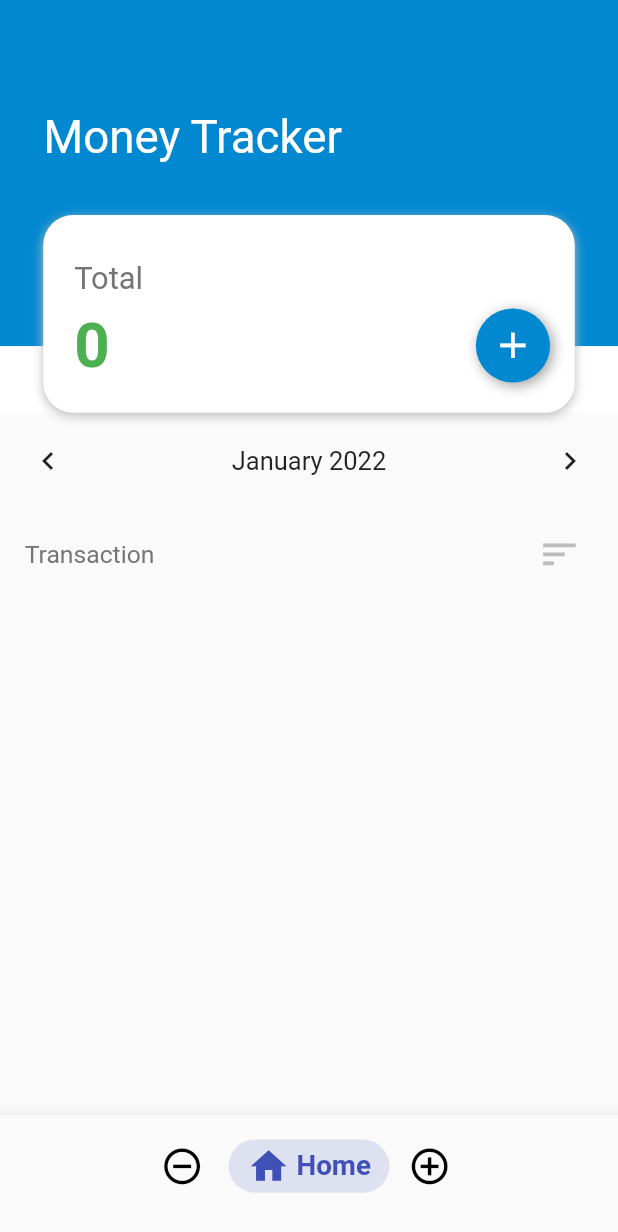
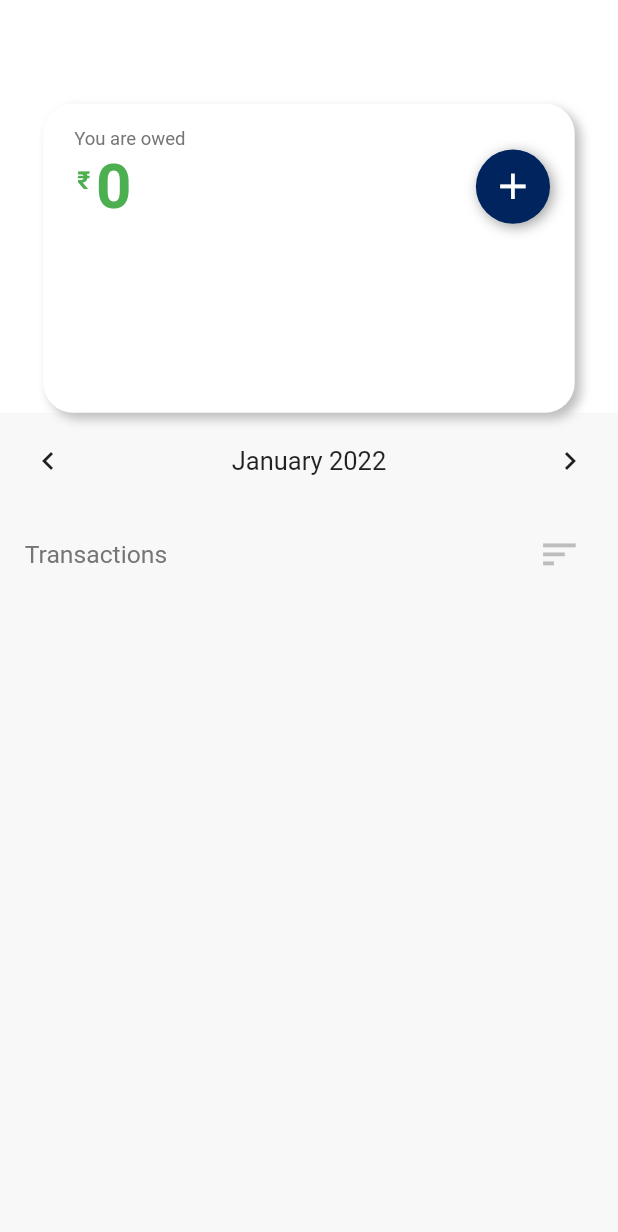
Before and after one commit to aniruddhabaidya296/money_tracker, a Flutter app: the InitialPage screen opened directly, on a phone screen of 412 x 824 dp. Shown: the top 1232 px of the screen. Run offline on Flutter 3.47's test engine with Material 2 defaults, Android fonts, the phone set to English and light mode, and no system bars; drawn by our look-alikes of table_calendar; our stand-ins replace getwidget, sqflite; accounts and stored records are empty.

Commit message:
ios commit

```diff
--- /dev/null
+++ b/flutter_launcher_icons.yaml
@@ -0,0 +1,6 @@
+flutter_icons:
+  image_path: "dev_assets/logo.png"
+  android: true
+  ios: true
+  adaptive_icon_background: "#FFFFFF" #"#00BCD4"
+  adaptive_icon_foreground: "dev_assets/logo.png"
--- a/lib/components/animated_bottom_nav_bar.dart
+++ b/lib/components/animated_bottom_nav_bar.dart
@@ -5,12 +5,14 @@ class AnimatedBottomBar extends StatefulWidget {
   final Duration animationDuration;
   final Function onBarTap;
   final BarStyle barStyle;
+  final int selectedBarIndex;
 
   AnimatedBottomBar(
       {this.barItems,
       this.animationDuration = const Duration(milliseconds: 500),
       this.onBarTap,
-      this.barStyle});
+      this.barStyle,
+      this.selectedBarIndex});
 
   @override
   _AnimatedBottomBarState createState() => _AnimatedBottomBarState();
@@ -47,7 +49,7 @@ class _AnimatedBottomBarState extends State<AnimatedBottomBar>
     List<Widget> _barItems = [];
     for (int i = 0; i < widget.barItems.length; i++) {
       BarItem item = widget.barItems[i];
-      bool isSelected = selectedBarIndex == i;
+      bool isSelected = i == widget.selectedBarIndex;
       _barItems.add(InkWell(
         splashColor: Colors.transparent,
         onTap: () {
--- /dev/null
+++ b/lib/constants/colors.dart
@@ -0,0 +1,54 @@
+import 'package:flutter/material.dart';
+import 'package:flutter/widgets.dart';
+
+class COLORS {
+  static const Color primary = Color(0xff99CCFF);
+  static const Color deepBlue = Color(0xff00245e);
+  static const Color orangeMedium = Color(0xffFF4112);
+  static const Color orangeLight = Color(0xffE6881C);
+  static const Color orangishBrown = Color(0xff66291A);
+  static const Color orangishbrownLight = Color(0xff4D2E27);
+  static const Color orangishBrownDark = Color(0xff2E1F1C);
+  static const Color orangeExtraLight = Color(0xffFA633F);
+  static const Color leafGreen = Color(0xff93D94B);
+  static const Color greenExtraLight = Color(0xff96D952);
+  static const Color greenLight = Color(0xff85C24C);
+  static const Color greenMedium = Color(0xff6EA13F);
+  static const Color sapGreenLight = Color(0xff345218);
+  static const Color offGreen = Color(0xff40B33E);
+  static const Color greenMoss = Color(0xff469100);
+  static const Color sapGreenMediumLight = Color(0xff1C2910);
+  static const Color sapGreenDark = Color(0xff111A0A);
+  static const Color green = Color(0xff0FCC0C);
+  static const Color saffronLight = Color(0xffF7B468);
+  static const Color yellowOchreLight = Color(0xffF7A64A);
+  static const Color yelllowOchre = Color(0xffF6921E);
+  static const Color lemonYellow = Color(0xffE6E039);
+  static const Color yellowishBrown = Color(0xff331B00);
+  static const Color yellowishBrownDark = Color(0xff1A0F03);
+  static const Color pinkLight = Color(0xffF76868);
+  static const Color pinkExtraLight = Color(0xffFFEFDC);
+  static const Color pinkMedium = Color(0xffF74A4A);
+  static const Color offRed = Color(0xffD92C21);
+  static const Color reddishBrown = Color(0xff4D0000);
+  static const Color reddishBrownMedium = Color(0xff330000);
+  static const Color reddishBrownDark = Color(0xff210000);
+  static const Color black = Color(0xff000000);
+  static const Color sapGreenMedium = Color(0xff111A0A);
+  static const Color blackMedium = Color(0xff1A1A1A);
+  static const Color greyDark = Color(0xff333333);
+  static const Color greyMedium = Color(0xff4D4D4D);
+  static const Color greyExtraLight = Color(0xffEBEBEB);
+  // static const Color greyMediumExtraLight = Color(0xff000029); //#00000029
+  static const Color greyLight = Color(0xff7A7A7A);
+  static const Color offWhite = Color(0xffF8F8F8);
+  static const Color greyMediumLight = Color(0xffCFCFCF);
+  static const Color greyXExtraLight = Color(0xfff5f5f5);
+  static const Color white = Color(0xffFFFFFF);
+  static const Color deepRed = Color(0xffCC1919);
+  static const Color red = Colors.red;
+  static const Color redMedium = Color(0xffFF1212);
+  static const Color reddishBrownLight = Color(0xff661A1A);
+  static const Color greyishBrownLight = Color(0xff4D2727);
+  static const Color greysishBrown = Color(0xff2E1C1C);
+}
--- a/lib/screen/home_page.dart
+++ b/lib/screen/home_page.dart
@@ -6,7 +6,9 @@ import 'package:flutter/cupertino.dart';
 import 'package:flutter/material.dart';
 import 'package:flutter/rendering.dart';
 import 'package:intl/intl.dart';
+import 'package:money_tracker/constants/colors.dart';
 import 'package:money_tracker/constants/custom_log.dart';
+import 'package:money_tracker/constants/size_config.dart';
 import 'package:table_calendar/table_calendar.dart';
 
 import '../helper/transaction_helper.dart';
@@ -134,6 +136,7 @@ class _HomePageState extends State<HomePage> {
 
     _allTransactionMonth(formattedDate);
     return Scaffold(
+      backgroundColor: COLORS.offWhite,
       key: _scafoldKey,
       body: SingleChildScrollView(
         primary: false,
@@ -158,37 +161,38 @@ class _HomePageState extends State<HomePage> {
                       width: double.infinity,
                       height: height * 0.28, //250,
                       decoration: BoxDecoration(
-                        color: Colors.lightBlue[700], //Colors.indigo[400],
+                          // color: Colors.lightBlue[700], //Colors.indigo[400],
                           )),
                 ),
-                Positioned(
-                  top: width * 0.18, //70
-                  left: width * 0.07, //30,
-                  child: Text(
-                    "Money Tracker",
-                    style: TextStyle(
-                        color: Colors.white, fontSize: width * 0.074 //30
-                        ),
-                  ),
-                ),
+                // Positioned(
+                //   top: width * 0.18, //70
+                //   left: width * 0.07, //30,
+                //   child: Text(
+                //     "Money Tracker",
+                //     style: TextStyle(
+                //         color: Colors.white, fontSize: width * 0.074 //30
+                //         ),
+                //   ),
+                // ),
                 Positioned(
                   bottom: 0,
                   left: width * 0.07, // 30,
                   right: width * 0.07, // 30,
                   child: Container(
-                    height: height * 0.16, //150,
+                    height: height * 0.25, //150,
                     width: width * 0.1, // 70,
                     decoration: BoxDecoration(
-                        color: Colors.white,
+                      color: COLORS.white,
                       borderRadius: BorderRadius.circular(20),
                       boxShadow: [
                         BoxShadow(
                             color: Colors.grey[400],
                             blurRadius: 5,
-                              offset: Offset(0, 2))
-                        ]),
+                            offset: Offset(4, 4))
+                      ],
+                    ),
                     child: Column(
-                      mainAxisAlignment: MainAxisAlignment.center,
+                      mainAxisAlignment: MainAxisAlignment.start,
                       crossAxisAlignment: CrossAxisAlignment.start,
                       mainAxisSize: MainAxisSize.min,
                       children: <Widget>[
@@ -196,22 +200,54 @@ class _HomePageState extends State<HomePage> {
                           padding: EdgeInsets.only(
                             left: width * 0.05,
                             top: width * 0.04,
-                            bottom: width * 0.02,
+                            // bottom: width * 0.02,
                           ),
                           child: Text(
-                            "Total",
+                            netTotal.startsWith("-")
+                                ? "You owe"
+                                : "You are owed",
                             style: TextStyle(
                               color: Colors.grey[600],
-                                fontSize: width * 0.05),
+                              fontSize: SizeConfig.blockWidth * 3,
+                            ),
                           ),
                         ),
                         Row(
                           crossAxisAlignment: CrossAxisAlignment.center,
                           mainAxisAlignment: MainAxisAlignment.spaceBetween,
                           children: <Widget>[
-                            Padding(
-                              padding: EdgeInsets.only(left: width * 0.05),
+                            RichText(
+                              overflow: TextOverflow.ellipsis,
+                              text: TextSpan(
+                                children: [
+                                  WidgetSpan(
+                                    child: Transform.translate(
+                                      offset: const Offset(2, -4),
+                                      child: Padding(
+                                        padding:
+                                            EdgeInsets.only(left: width * 0.05),
                                         child: Container(
+                                          // width: width * 0.6,
+                                          child: Text(
+                                            "\u20b9",
+                                            style: TextStyle(
+                                              color: netTotal.startsWith("-")
+                                                  ? Colors.red
+                                                  : Colors.green,
+                                              fontWeight: FontWeight.bold,
+                                              fontSize:
+                                                  SizeConfig.blockWidth * 4,
+                                              //width * 0.1 //_saldoTamanho(saldoAtual)
+                                            ),
+                                          ),
+                                        ),
+                                      ),
+                                    ),
+                                  ),
+                                ],
+                              ),
+                            ),
+                            Container(
                               width: width * 0.6,
                               child: Text(
                                 netTotal,
@@ -223,7 +259,6 @@ class _HomePageState extends State<HomePage> {
                                   fontWeight: FontWeight.bold,
                                   fontSize: _fontSize(netTotal),
                                   //width * 0.1 //_saldoTamanho(saldoAtual)
-                                  ),
                                 ),
                               ),
                             ),
@@ -242,8 +277,7 @@ class _HomePageState extends State<HomePage> {
                                   width: width * 0.12,
                                   height: width * 0.12, //65,
                                   decoration: BoxDecoration(
-                                      color: Colors
-                                          .lightBlue[700], //Colors.indigo[400],
+                                      color: COLORS.deepBlue, //Colors.indigo[400],
                                       borderRadius: BorderRadius.circular(50),
                                       boxShadow: [
                                         BoxShadow(
@@ -301,7 +335,7 @@ class _HomePageState extends State<HomePage> {
                 mainAxisAlignment: MainAxisAlignment.spaceBetween,
                 children: <Widget>[
                   Text(
-                    "Transaction",
+                    "Transactions",
                     style: TextStyle(
                         color: Colors.grey[600], fontSize: width * 0.04),
                   ),
@@ -365,10 +399,10 @@ class _HomePageState extends State<HomePage> {
                       background: Container(
                         padding: EdgeInsets.only(right: 10, top: width * 0.04),
                         alignment: Alignment.topRight,
-                        color: Colors.red,
+                        // color: Colors.red,
                         child: Icon(
                           Icons.delete_outline,
-                          color: Colors.white,
+                          color: Colors.red,
                           size: width * 0.07,
                         ),
                       ),
--- a/lib/screen/initial_page.dart
+++ b/lib/screen/initial_page.dart
@@ -1,6 +1,7 @@
 import 'package:money_tracker/Helper/transaction_helper.dart';
 import 'package:money_tracker/components/animated_bottom_nav_bar.dart';
 import 'package:money_tracker/components/card_transaction_item.dart';
+import 'package:money_tracker/constants/colors.dart';
 import 'package:money_tracker/screen/taken.dart';
 import 'package:money_tracker/screen/home_page.dart';
 import 'package:money_tracker/screen/given.dart';
@@ -18,17 +19,17 @@ class InitialPage extends StatefulWidget {
   final List<BarItem> barItems = [
     BarItem(
       text: "Taken",
-      iconData: Icons.remove_circle_outline,
+      iconData: Icons.arrow_downward,
       color: Colors.pinkAccent,
     ),
     BarItem(
-      text: "Home",
-      iconData: Icons.home,
-      color: Colors.indigo,
+      text: "All",
+      iconData: Icons.receipt,
+      color: COLORS.deepBlue,
     ),
     BarItem(
       text: "Given",
-      iconData: Icons.add_circle_outline,
+      iconData: Icons.arrow_upward,
       color: Colors.teal,
     ),
     /*BarItem(
@@ -82,14 +83,17 @@ class _InitialPageState extends State<InitialPage> {
           customLog("dis.primaryVelocity is ${dis.primaryVelocity}");
           if (dis.primaryVelocity > 0) {
             //User swiped from left to right
-            if (selectedBarIndex > 2) {
+            customLog("User swiped from left to right.Previous SI is $selectedBarIndex");
+            if (selectedBarIndex > 0) {
               setState(() {
                 selectedBarIndex--;
               });
             }
           } else if (dis.primaryVelocity < 0) {
             //User swiped from right to left
-            if (selectedBarIndex < 0) {
+            customLog("User swiped from right to left.Previous SI is $selectedBarIndex");
+
+            if (selectedBarIndex < 2) {
               setState(() {
                 selectedBarIndex++;
               });
@@ -98,16 +102,21 @@ class _InitialPageState extends State<InitialPage> {
         },
         child: tabs[selectedBarIndex],
       ),
-      bottomNavigationBar: AnimatedBottomBar(
-        barItems: widget.barItems,
-        animationDuration: const Duration(milliseconds: 150),
-        barStyle: BarStyle(fontSize: width * 0.045, iconSize: width * 0.07),
-        onBarTap: (index) {
-          setState(() {
-            selectedBarIndex = index;
-          });
-        },
-      ),
+      // bottomNavigationBar: AnimatedBottomBar(
+      //   barItems: widget.barItems,
+      //   animationDuration: const Duration(milliseconds: 150),
+      //   barStyle: BarStyle(
+      //     fontSize: width * 0.045,
+      //     iconSize: width * 0.07,
+      //   ),
+      //   selectedBarIndex: selectedBarIndex,
+      //   onBarTap: (index) {
+      //     customLog(index);
+      //     setState(() {
+      //       selectedBarIndex = index;
+      //     });
+      //   },
+      // ),
     );
   }
 }
```
Also changed, not shown: pubspec.yaml (+1 -6 lines), assets/mt.jpg (added), dev_assets/finacash_512.png (deleted), dev_assets/logo.png, dev_assets/logo_adaptive.png (deleted), dev_assets/money_tracker_512.png (added), pubspec.lock, 37 other files. Lines whose indentation alone changed are shown as unchanged.
